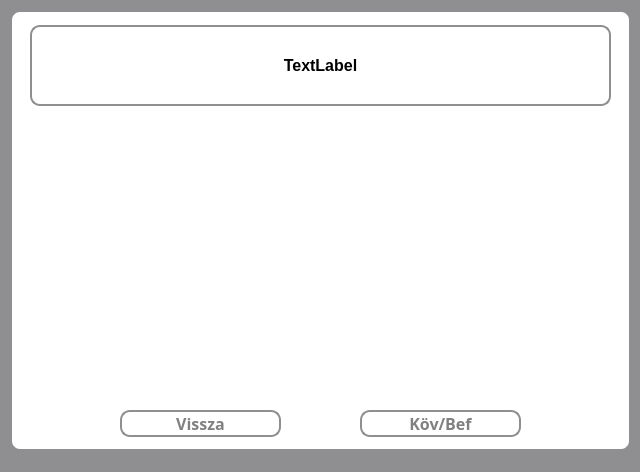
pkristof1999/Szakdolgozat, file src/main/resources/ui/default/learnWindow.ui: the form before one commit.
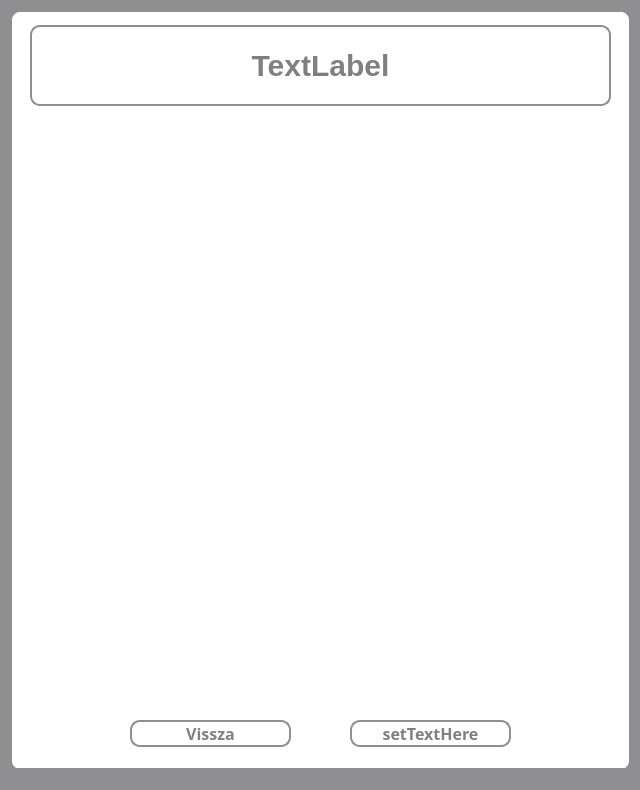
The form after the commit.

Commit message: Mostmár kijelentkezésnél és kilépésnél nem maradnak nyitva az egyéb ablakok.

Patch:
```diff
--- a/src/main/resources/ui/default/learnWindow.ui
+++ b/src/main/resources/ui/default/learnWindow.ui
@@ -7,7 +7,7 @@
     <x>0</x>
     <y>0</y>
     <width>640</width>
-    <height>472</height>
+    <height>790</height>
    </rect>
   </property>
   <property name="windowTitle">
@@ -25,7 +25,7 @@
       <x>10</x>
       <y>10</y>
       <width>621</width>
-      <height>441</height>
+      <height>761</height>
      </rect>
     </property>
     <property name="styleSheet">
@@ -41,8 +41,8 @@
     <widget class="QPushButton" name="backButton">
      <property name="geometry">
       <rect>
-       <x>110</x>
-       <y>400</y>
+       <x>120</x>
+       <y>710</y>
        <width>161</width>
        <height>27</height>
       </rect>
@@ -72,8 +72,8 @@
     <widget class="QPushButton" name="nextButton">
      <property name="geometry">
       <rect>
-       <x>350</x>
-       <y>400</y>
+       <x>340</x>
+       <y>710</y>
        <width>161</width>
        <height>27</height>
       </rect>
@@ -97,7 +97,7 @@
 }</string>
      </property>
      <property name="text">
-      <string>Köv/Bef</string>
+      <string>setTextHere</string>
      </property>
     </widget>
     <widget class="QLabel" name="titleLabel">
@@ -111,7 +111,8 @@
      </property>
      <property name="styleSheet">
       <string notr="true">* {
-	color: black;
+	font-size: 30px;
+	color: grey;
 }</string>
      </property>
      <property name="text">
```
Left out of the diff: 2 changed lines with no effect on the pictures. The commit also changes 1 other file.
